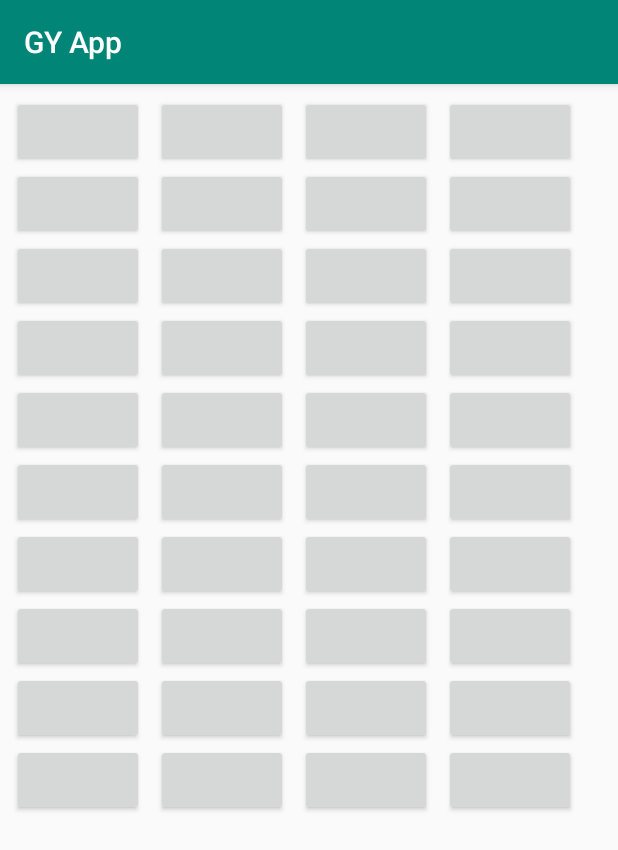
After one commit to Blake-Stephenson/GYApp2, an Android app: the Main3Activity screen opened directly, with no data from a screen before it, on a phone screen of 412 x 824 dp. The commit adds this screen. Shown: the top 850 px of the screen. Run offline under Robolectric (Android 15) with nearby library versions, the phone set to English and light mode, and no system bars.

Commit message:
activity 3 with grid

```diff
--- a/app/src/main/java/com/example/gyapp/Main2Activity.java
+++ b/app/src/main/java/com/example/gyapp/Main2Activity.java
@@ -18,7 +18,6 @@ public class Main2Activity extends AppCompatActivity {
     protected void onCreate(Bundle savedInstanceState) {
         super.onCreate(savedInstanceState);
         setContentView(R.layout.activity_main2);
-//bruh
         VideoView videoView;
         videoView = (VideoView) findViewById(R.id.videoView);
         videoView.setVideoPath("android.resource://"+getPackageName()+"/"+R.raw.thanos_vid);
--- /dev/null
+++ b/app/src/main/java/com/example/gyapp/Main3Activity.java
@@ -0,0 +1,45 @@
+package com.example.gyapp;
+
+import android.content.Context;
+import android.hardware.Sensor;
+import android.hardware.SensorEvent;
+import android.hardware.SensorEventListener;
+import android.hardware.SensorManager;
+import android.support.v7.app.AppCompatActivity;
+import android.os.Bundle;
+import android.util.Log;
+import android.widget.Button;
+
+public class Main3Activity extends AppCompatActivity implements SensorEventListener {
+
+    private static final String TAG = "Main3Activity";
+
+    private SensorManager sensorManager;
+    Sensor accelerometer;
+
+    @Override
+    protected void onCreate(Bundle savedInstanceState) {
+        super.onCreate(savedInstanceState);
+        setContentView(R.layout.activity_main3);
+
+        Log.d(TAG, " Starts Sensor");
+        sensorManager = (SensorManager) getSystemService(Context.SENSOR_SERVICE);
+
+        accelerometer = sensorManager.getDefaultSensor(Sensor.TYPE_ACCELEROMETER);
+        sensorManager.registerListener(Main3Activity.this,accelerometer,SensorManager.SENSOR_DELAY_NORMAL);
+}
+
+    @Override
+    public void onSensorChanged(SensorEvent sensorEvent) {
+        Log.d(TAG, "onSensorChanged: X: "+ sensorEvent.values[0]+ "Y: "+ sensorEvent.values[1]+ "Z: "+ sensorEvent.values[2]);
+
+        Button button = findViewById(R.id.button00);
+        button.setBackgroundColor(0xFFAAFF22);
+
+    }
+
+    @Override
+    public void onAccuracyChanged(Sensor sensor, int accuracy) {
+
+    }
+}
--- a/app/src/main/java/com/example/gyapp/MainActivity.java
+++ b/app/src/main/java/com/example/gyapp/MainActivity.java
@@ -47,7 +47,7 @@ public class MainActivity extends AppCompatActivity {
 
     public void onButtonTapStart(View view){
 
-        startActivity(new Intent(MainActivity.this , Main2Activity.class));
+        startActivity(new Intent(MainActivity.this , Main3Activity.class));
     }
 
     public void buildNotification(String head, String sub) {
--- /dev/null
+++ b/app/src/main/res/layout/activity_main3.xml
@@ -0,0 +1,400 @@
+<?xml version="1.0" encoding="utf-8"?>
+<android.support.constraint.ConstraintLayout xmlns:android="http://schemas.android.com/apk/res/android"
+    xmlns:app="http://schemas.android.com/apk/res-auto"
+    xmlns:tools="http://schemas.android.com/tools"
+    android:layout_width="match_parent"
+    android:layout_height="match_parent"
+    tools:context=".Main3Activity">
+
+    <TableLayout
+        android:id="@+id/tableLayout2"
+        android:layout_width="395dp"
+        android:layout_height="715dp"
+        android:layout_marginStart="8dp"
+        android:layout_marginTop="8dp"
+        app:layout_constraintStart_toStartOf="parent"
+        app:layout_constraintTop_toTopOf="parent">
+
+        <TableRow
+            android:layout_width="match_parent"
+            android:layout_height="match_parent" />
+
+        <TableRow
+            android:layout_width="match_parent"
+            android:layout_height="match_parent" />
+
+        <TableRow
+            android:layout_width="match_parent"
+            android:layout_height="match_parent" />
+
+        <TableRow
+            android:layout_width="match_parent"
+            android:layout_height="match_parent" />
+    </TableLayout>
+
+    <Button
+        android:id="@+id/button00"
+        android:layout_width="wrap_content"
+        android:layout_height="wrap_content"
+        android:layout_marginStart="8dp"
+        android:layout_marginTop="8dp"
+        android:text=""
+        app:layout_constraintStart_toStartOf="parent"
+        app:layout_constraintTop_toTopOf="parent" />
+
+    <Button
+        android:id="@+id/button10"
+        android:layout_width="wrap_content"
+        android:layout_height="wrap_content"
+        android:layout_marginStart="8dp"
+        android:layout_marginTop="8dp"
+        android:text=""
+        app:layout_constraintStart_toEndOf="@+id/button00"
+        app:layout_constraintTop_toTopOf="parent" />
+
+    <Button
+        android:id="@+id/button20"
+        android:layout_width="wrap_content"
+        android:layout_height="wrap_content"
+        android:layout_marginStart="8dp"
+        android:layout_marginTop="8dp"
+        android:text=""
+        app:layout_constraintStart_toEndOf="@+id/button10"
+        app:layout_constraintTop_toTopOf="parent" />
+
+    <Button
+        android:id="@+id/button30"
+        android:layout_width="wrap_content"
+        android:layout_height="wrap_content"
+        android:layout_marginStart="8dp"
+        android:layout_marginTop="8dp"
+        android:text=""
+        app:layout_constraintStart_toEndOf="@+id/button20"
+        app:layout_constraintTop_toTopOf="parent" />
+
+    <Button
+        android:id="@+id/button01"
+        android:layout_width="wrap_content"
+        android:layout_height="wrap_content"
+        android:layout_marginStart="8dp"
+        android:text=""
+        app:layout_constraintStart_toStartOf="parent"
+        app:layout_constraintTop_toBottomOf="@+id/button00" />
+
+    <Button
+        android:id="@+id/button11"
+        android:layout_width="wrap_content"
+        android:layout_height="wrap_content"
+        android:layout_marginStart="8dp"
+        android:text=""
+        app:layout_constraintStart_toEndOf="@+id/button01"
+        app:layout_constraintTop_toBottomOf="@+id/button10" />
+
+    <Button
+        android:id="@+id/button21"
+        android:layout_width="wrap_content"
+        android:layout_height="wrap_content"
+        android:layout_marginStart="8dp"
+        android:text=""
+        app:layout_constraintStart_toEndOf="@+id/button11"
+        app:layout_constraintTop_toBottomOf="@+id/button20" />
+
+    <Button
+        android:id="@+id/button31"
+        android:layout_width="wrap_content"
+        android:layout_height="wrap_content"
+        android:layout_marginStart="8dp"
+        android:text=""
+        app:layout_constraintStart_toEndOf="@+id/button21"
+        app:layout_constraintTop_toBottomOf="@+id/button30" />
+    <Button
+        android:id="@+id/button02"
+        android:layout_width="wrap_content"
+        android:layout_height="wrap_content"
+        android:layout_marginStart="8dp"
+        android:text=""
+        app:layout_constraintStart_toStartOf="parent"
+        app:layout_constraintTop_toBottomOf="@+id/button01" />
+
+    <Button
+        android:id="@+id/button12"
+        android:layout_width="wrap_content"
+        android:layout_height="wrap_content"
+        android:layout_marginStart="8dp"
+        android:text=""
+        app:layout_constraintStart_toEndOf="@+id/button02"
+        app:layout_constraintTop_toBottomOf="@+id/button11" />
+
+    <Button
+        android:id="@+id/button22"
+        android:layout_width="wrap_content"
+        android:layout_height="wrap_content"
+        android:layout_marginStart="8dp"
+        android:text=""
+        app:layout_constraintStart_toEndOf="@+id/button12"
+        app:layout_constraintTop_toBottomOf="@+id/button21" />
+
+    <Button
+        android:id="@+id/button32"
+        android:layout_width="wrap_content"
+        android:layout_height="wrap_content"
+        android:layout_marginStart="8dp"
+        android:text=""
+        app:layout_constraintStart_toEndOf="@+id/button22"
+        app:layout_constraintTop_toBottomOf="@+id/button31" />
+
+    <Button
+        android:id="@+id/button03"
+        android:layout_width="wrap_content"
+        android:layout_height="wrap_content"
+        android:layout_marginStart="8dp"
+        android:text=""
+        app:layout_constraintStart_toStartOf="parent"
+        app:layout_constraintTop_toBottomOf="@+id/button02" />
+
+    <Button
+        android:id="@+id/button13"
+        android:layout_width="wrap_content"
+        android:layout_height="wrap_content"
+        android:layout_marginStart="8dp"
+        android:text=""
+        app:layout_constraintStart_toEndOf="@+id/button03"
+        app:layout_constraintTop_toBottomOf="@+id/button12" />
+
+    <Button
+        android:id="@+id/button23"
+        android:layout_width="wrap_content"
+        android:layout_height="wrap_content"
+        android:layout_marginStart="8dp"
+        android:text=""
+        app:layout_constraintStart_toEndOf="@+id/button13"
+        app:layout_constraintTop_toBottomOf="@+id/button22" />
+
+    <Button
+        android:id="@+id/button33"
+        android:layout_width="wrap_content"
+        android:layout_height="wrap_content"
+        android:layout_marginStart="8dp"
+        android:text=""
+        app:layout_constraintStart_toEndOf="@+id/button23"
+        app:layout_constraintTop_toBottomOf="@+id/button32" />
+
+    <Button
+        android:id="@+id/button04"
+        android:layout_width="wrap_content"
+        android:layout_height="wrap_content"
+        android:layout_marginStart="8dp"
+        android:text=""
+        app:layout_constraintStart_toStartOf="parent"
+        app:layout_constraintTop_toBottomOf="@+id/button03" />
+
+    <Button
+        android:id="@+id/button14"
+        android:layout_width="wrap_content"
+        android:layout_height="wrap_content"
+        android:layout_marginStart="8dp"
+        android:text=""
+        app:layout_constraintStart_toEndOf="@+id/button04"
+        app:layout_constraintTop_toBottomOf="@+id/button13" />
+
+    <Button
+        android:id="@+id/button24"
+        android:layout_width="wrap_content"
+        android:layout_height="wrap_content"
+        android:layout_marginStart="8dp"
+        android:text=""
+        app:layout_constraintStart_toEndOf="@+id/button14"
+        app:layout_constraintTop_toBottomOf="@+id/button23" />
+
+    <Button
+        android:id="@+id/button34"
+        android:layout_width="wrap_content"
+        android:layout_height="wrap_content"
+        android:layout_marginStart="8dp"
+        android:text=""
+        app:layout_constraintStart_toEndOf="@+id/button24"
+        app:layout_constraintTop_toBottomOf="@+id/button33" />
+
+    <Button
+        android:id="@+id/button05"
+        android:layout_width="wrap_content"
+        android:layout_height="wrap_content"
+        android:layout_marginStart="8dp"
+        android:text=""
+        app:layout_constraintStart_toStartOf="parent"
+        app:layout_constraintTop_toBottomOf="@+id/button04" />
+
+    <Button
+        android:id="@+id/button15"
+        android:layout_width="wrap_content"
+        android:layout_height="wrap_content"
+        android:layout_marginStart="8dp"
+        android:text=""
+        app:layout_constraintStart_toEndOf="@+id/button05"
+        app:layout_constraintTop_toBottomOf="@+id/button14" />
+
+    <Button
+        android:id="@+id/button25"
+        android:layout_width="wrap_content"
+        android:layout_height="wrap_content"
+        android:layout_marginStart="8dp"
+        android:text=""
+        app:layout_constraintStart_toEndOf="@+id/button15"
+        app:layout_constraintTop_toBottomOf="@+id/button24" />
+
+    <Button
+        android:id="@+id/button35"
+        android:layout_width="wrap_content"
+        android:layout_height="wrap_content"
+        android:layout_marginStart="8dp"
+        android:text=""
+        app:layout_constraintStart_toEndOf="@+id/button25"
+        app:layout_constraintTop_toBottomOf="@+id/button34" />
+
+    <Button
+        android:id="@+id/button06"
+        android:layout_width="wrap_content"
+        android:layout_height="wrap_content"
+        android:layout_marginStart="8dp"
+        android:text=""
+        app:layout_constraintStart_toStartOf="parent"
+        app:layout_constraintTop_toBottomOf="@+id/button05" />
+
+    <Button
+        android:id="@+id/button16"
+        android:layout_width="wrap_content"
+        android:layout_height="wrap_content"
+        android:layout_marginStart="8dp"
+        android:text=""
+        app:layout_constraintStart_toEndOf="@+id/button06"
+        app:layout_constraintTop_toBottomOf="@+id/button15" />
+
+    <Button
+        android:id="@+id/button26"
+        android:layout_width="wrap_content"
+        android:layout_height="wrap_content"
+        android:layout_marginStart="8dp"
+        android:text=""
+        app:layout_constraintStart_toEndOf="@+id/button16"
+        app:layout_constraintTop_toBottomOf="@+id/button25" />
+
+    <Button
+        android:id="@+id/button36"
+        android:layout_width="wrap_content"
+        android:layout_height="wrap_content"
+        android:layout_marginStart="8dp"
+        android:text=""
+        app:layout_constraintStart_toEndOf="@+id/button26"
+        app:layout_constraintTop_toBottomOf="@+id/button35" />
+
+    <Button
+        android:id="@+id/button07"
+        android:layout_width="wrap_content"
+        android:layout_height="wrap_content"
+        android:layout_marginStart="8dp"
+        android:text=""
+        app:layout_constraintStart_toStartOf="parent"
+        app:layout_constraintTop_toBottomOf="@+id/button06" />
+
+    <Button
+        android:id="@+id/button17"
+        android:layout_width="wrap_content"
+        android:layout_height="wrap_content"
+        android:layout_marginStart="8dp"
+        android:text=""
+        app:layout_constraintStart_toEndOf="@+id/button07"
+        app:layout_constraintTop_toBottomOf="@+id/button16" />
+
+    <Button
+        android:id="@+id/button27"
+        android:layout_width="wrap_content"
+        android:layout_height="wrap_content"
+        android:layout_marginStart="8dp"
+        android:text=""
+        app:layout_constraintStart_toEndOf="@+id/button17"
+        app:layout_constraintTop_toBottomOf="@+id/button26" />
+
+    <Button
+        android:id="@+id/button37"
+        android:layout_width="wrap_content"
+        android:layout_height="wrap_content"
+        android:layout_marginStart="8dp"
+        android:text=""
+        app:layout_constraintStart_toEndOf="@+id/button27"
+        app:layout_constraintTop_toBottomOf="@+id/button36" />
+
+    <Button
+        android:id="@+id/button08"
+        android:layout_width="wrap_content"
+        android:layout_height="wrap_content"
+        android:layout_marginStart="8dp"
+        android:text=""
+        app:layout_constraintStart_toStartOf="parent"
+        app:layout_constraintTop_toBottomOf="@+id/button07" />
+
+    <Button
+        android:id="@+id/button18"
+        android:layout_width="wrap_content"
+        android:layout_height="wrap_content"
+        android:layout_marginStart="8dp"
+        android:text=""
+        app:layout_constraintStart_toEndOf="@+id/button08"
+        app:layout_constraintTop_toBottomOf="@+id/button17" />
+
+    <Button
+        android:id="@+id/button28"
+        android:layout_width="wrap_content"
+        android:layout_height="wrap_content"
+        android:layout_marginStart="8dp"
+        android:text=""
+        app:layout_constraintStart_toEndOf="@+id/button18"
+        app:layout_constraintTop_toBottomOf="@+id/button27" />
+
+    <Button
+        android:id="@+id/button38"
+        android:layout_width="wrap_content"
+        android:layout_height="wrap_content"
+        android:layout_marginStart="8dp"
+        android:text=""
+        app:layout_constraintStart_toEndOf="@+id/button28"
+        app:layout_constraintTop_toBottomOf="@+id/button37" />
+
+    <Button
+        android:id="@+id/button09"
+        android:layout_width="wrap_content"
+        android:layout_height="wrap_content"
+        android:layout_marginStart="8dp"
+        android:text=""
+        app:layout_constraintStart_toStartOf="parent"
+        app:layout_constraintTop_toBottomOf="@+id/button08" />
+
+    <Button
+        android:id="@+id/button19"
+        android:layout_width="wrap_content"
+        android:layout_height="wrap_content"
+        android:layout_marginStart="8dp"
+        android:text=""
+        app:layout_constraintStart_toEndOf="@+id/button09"
+        app:layout_constraintTop_toBottomOf="@+id/button18" />
+
+    <Button
+        android:id="@+id/button29"
+        android:layout_width="wrap_content"
+        android:layout_height="wrap_content"
+        android:layout_marginStart="8dp"
+        android:text=""
+        app:layout_constraintStart_toEndOf="@+id/button19"
+        app:layout_constraintTop_toBottomOf="@+id/button28" />
+
+    <Button
+        android:id="@+id/button39"
+        android:layout_width="wrap_content"
+        android:layout_height="wrap_content"
+        android:layout_marginStart="8dp"
+        android:text=""
+        app:layout_constraintStart_toEndOf="@+id/button29"
+        app:layout_constraintTop_toBottomOf="@+id/button38" />
+
+
+
+</android.support.constraint.ConstraintLayout>
```
Also changed, not shown: app/src/main/AndroidManifest.xml (+8 -5 lines).
